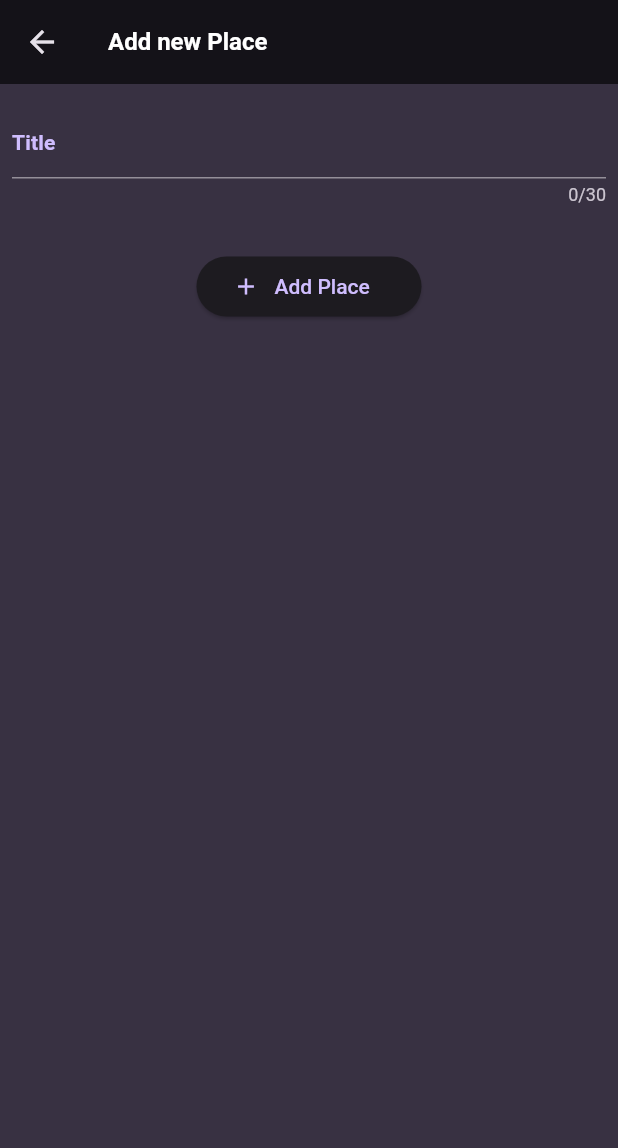
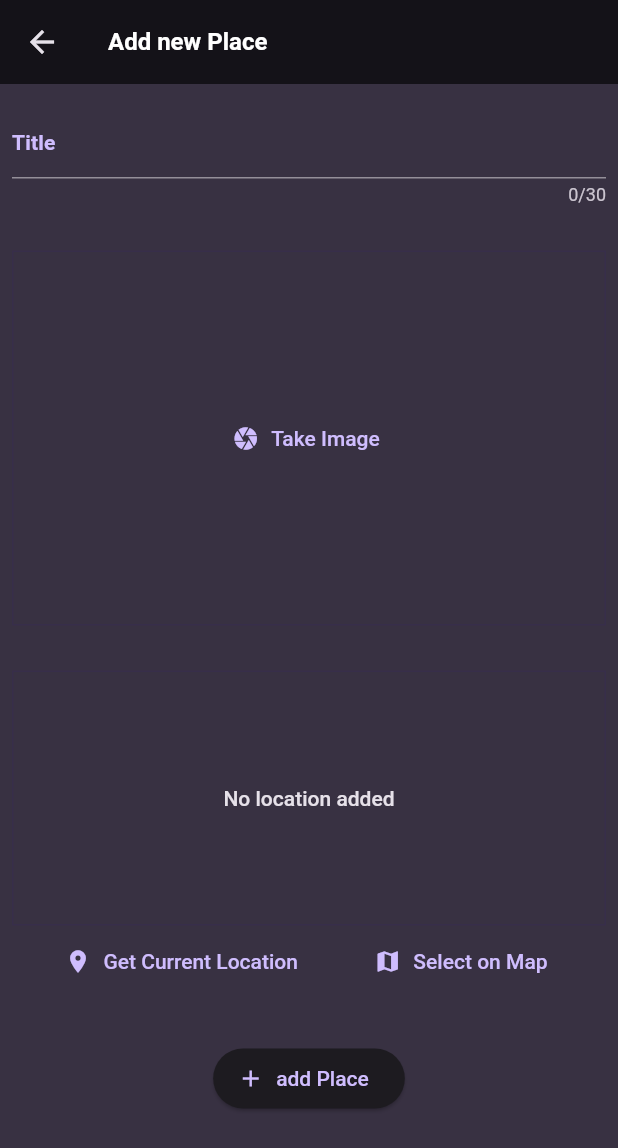
Before and after one commit to dexter9code/Flutter_projects, a Flutter app: the AddPlaceScreen screen opened directly, on a phone screen of 412 x 824 dp. Shown: the top 1148 px of the screen. Run offline on Flutter 3.47's test engine with Material 2 defaults, Android fonts, the phone set to English and light mode, and no system bars; our stand-ins replace flutter_riverpod, google_fonts, image_picker, location, riverpod.

Commit message:
added image picker and location picker

```diff
--- a/lib/models/location.dart
+++ /dev/null
@@ -1,6 +0,0 @@
-class Location {
-  const Location({required this.id, required this.place});
-
-  final String id;
-  final String place;
-}
--- /dev/null
+++ b/lib/models/place.dart
@@ -0,0 +1,23 @@
+import 'dart:io';
+
+class PlaceLocation {
+  const PlaceLocation(
+      {required this.address, required this.latitude, required this.longitude});
+
+  final double latitude;
+  final double longitude;
+  final String address;
+}
+
+class Place {
+  const Place(
+      {required this.id,
+      required this.place,
+      required this.image,
+      required this.location});
+
+  final String id;
+  final String place;
+  final File image;
+  final PlaceLocation location;
+}
--- a/lib/provider/locationProvider.dart
+++ b/lib/provider/locationProvider.dart
@@ -1,19 +1,19 @@
-import 'package:places/models/location.dart';
+import 'package:places/models/place.dart';
 import 'package:riverpod/riverpod.dart';
 
-class LocationProviderNotifier extends StateNotifier<List<Location>> {
+class LocationProviderNotifier extends StateNotifier<List<Place>> {
   LocationProviderNotifier() : super([]);
 
-  void addLocation(Location location) {
+  void addLocation(Place location) {
     final isAlreadyExits = state.contains(location);
     state = [...state, location];
   }
 
-  void removeLocation(Location location) {
+  void removeLocation(Place location) {
     state = state.where((element) => element.id != location.id).toList();
   }
 }
 
 final locationProvider =
-    StateNotifierProvider<LocationProviderNotifier, List<Location>>(
+    StateNotifierProvider<LocationProviderNotifier, List<Place>>(
         (ref) => LocationProviderNotifier());
--- a/lib/screens/addPlace.dart
+++ b/lib/screens/addPlace.dart
@@ -1,8 +1,14 @@
+import 'dart:io';
+
 import 'package:flutter/material.dart';
 import 'package:flutter/src/widgets/framework.dart';
 import 'package:flutter_riverpod/flutter_riverpod.dart';
-import 'package:places/models/location.dart';
+import 'package:places/models/place.dart';
 import 'package:places/provider/locationProvider.dart';
+import 'package:places/widgets/imagePicker.dart';
+import 'package:places/widgets/locationPicker.dart';
+import 'package:path/path.dart' as path;
+import 'package:path_provider/path_provider.dart' as syspaths;
 
 class AddPlaceScreen extends ConsumerStatefulWidget {
   const AddPlaceScreen({super.key});
@@ -15,11 +21,37 @@ class AddPlaceScreen extends ConsumerStatefulWidget {
 
 class _AddPlaceScreenState extends ConsumerState<AddPlaceScreen> {
   final _titleController = TextEditingController();
+  File? _pickedImage;
+  PlaceLocation? _selectedLocation;
 
   @override
   void dispose() {
     _titleController.dispose();
     super.dispose();
+  }
+
+  void _onAddPlaceHandler() async {
+    ScaffoldMessenger.of(context).clearSnackBars();
+    if (_titleController.text.isEmpty ||
+        _pickedImage == null ||
+        _selectedLocation == null) {
+      ScaffoldMessenger.of(context).showSnackBar(
+          const SnackBar(content: Text('Please Add Location & Image')));
+      return;
+    }
+    final appDir = await syspaths.getApplicationDocumentsDirectory();
+    final fileName = path.basename(_pickedImage!.path);
+    final copiedImage = await _pickedImage!.copy('${appDir.path}/$fileName');
+
+    ref.watch(locationProvider.notifier).addLocation(
+          Place(
+              id: DateTime.now().toString(),
+              place: _titleController.text,
+              image: copiedImage,
+              location: _selectedLocation!),
+        );
+
+    Navigator.of(context).pop();
   }
 
   @override
@@ -30,7 +62,8 @@ class _AddPlaceScreenState extends ConsumerState<AddPlaceScreen> {
         'Add new Place',
         style: Theme.of(context).textTheme.titleMedium,
       )),
-      body: Padding(
+      body: SingleChildScrollView(
+        child: Padding(
           padding: const EdgeInsets.symmetric(vertical: 15, horizontal: 8),
           child: Column(
             crossAxisAlignment: CrossAxisAlignment.center,
@@ -52,37 +85,29 @@ class _AddPlaceScreenState extends ConsumerState<AddPlaceScreen> {
               const SizedBox(
                 height: 30,
               ),
-            Container(
-              alignment: Alignment.center,
-              width: 150,
-              child: ElevatedButton(
-                  onPressed: () {
-                    ScaffoldMessenger.of(context).clearSnackBars();
-                    if (_titleController.text.isEmpty) {
-                      ScaffoldMessenger.of(context).showSnackBar(
-                          const SnackBar(content: Text('Please Add Location')));
-                      return;
-                    }
-                    ref.watch(locationProvider.notifier).addLocation(Location(
-                        id: DateTime.now().toString(),
-                        place: _titleController.text));
-
-                    Navigator.of(context).pop();
+              ImageInput(
+                onPickImage: (image) {
+                  _pickedImage = image;
                 },
-                  child: const Row(
-                    children: [
-                      Icon(Icons.add),
-                      SizedBox(
-                        width: 10,
               ),
-                      Text(
-                        'Add Place',
-                        textAlign: TextAlign.center,
+              const SizedBox(
+                height: 30,
+              ),
+              LocationInput(
+                onSelectLocation: (location) {
+                  _selectedLocation = location;
+                },
+              ),
+              const SizedBox(
+                height: 30,
+              ),
+              ElevatedButton.icon(
+                icon: const Icon(Icons.add),
+                label: const Text('add Place'),
+                onPressed: _onAddPlaceHandler,
               )
             ],
-                  )),
-            )
-          ],
+          ),
         ),
       ),
     );
--- a/lib/screens/places.dart
+++ b/lib/screens/places.dart
@@ -35,6 +35,15 @@ class PlacesScreen extends ConsumerWidget {
               },
               key: ValueKey(loadedItems[index].id),
               child: ListTile(
+                leading: CircleAvatar(
+                  backgroundImage: FileImage(loadedItems[index].image),
+                  radius: 26,
+                ),
+                trailing: Text(
+                  loadedItems[index].location.address,
+                  style: Theme.of(context).textTheme.titleMedium!.copyWith(
+                      color: Theme.of(context).colorScheme.onBackground),
+                ),
                 onTap: () {
                   Navigator.of(context).push(MaterialPageRoute(
                       builder: (ctx) => PlaceDetailScreen(
--- /dev/null
+++ b/lib/widgets/imagePicker.dart
@@ -0,0 +1,60 @@
+import 'dart:io';
+
+import 'package:flutter/material.dart';
+import 'package:image_picker/image_picker.dart';
+
+class ImageInput extends StatefulWidget {
+  const ImageInput({super.key, required this.onPickImage});
+  final void Function(File image) onPickImage;
+
+  @override
+  State<ImageInput> createState() {
+    return _ImageInputState();
+  }
+}
+
+class _ImageInputState extends State<ImageInput> {
+  File? _selectedImage;
+
+  void _onClickCameraHandler() async {
+    final imagePicker = ImagePicker();
+    final pickedImage =
+        await imagePicker.pickImage(source: ImageSource.gallery, maxWidth: 600);
+
+    if (pickedImage == null) return;
+    setState(() {
+      _selectedImage = File(pickedImage.path);
+    });
+    widget.onPickImage(_selectedImage!);
+  }
+
+  @override
+  Widget build(BuildContext context) {
+    Widget content = TextButton.icon(
+        onPressed: _onClickCameraHandler,
+        icon: const Icon(Icons.camera),
+        label: const Text(('Take Image')));
+
+    if (_selectedImage != null) {
+      content = InkWell(
+        onTap: _onClickCameraHandler,
+        child: Image.file(
+          _selectedImage!,
+          fit: BoxFit.cover,
+          width: double.infinity,
+          height: double.infinity,
+        ),
+      );
+    }
+    return Container(
+      alignment: Alignment.center,
+      height: 250,
+      width: double.infinity,
+      decoration: BoxDecoration(
+          border: Border.all(
+              width: 1,
+              color: Theme.of(context).colorScheme.onPrimary.withOpacity(0.3))),
+      child: content,
+    );
+  }
+}
--- /dev/null
+++ b/lib/widgets/locationPicker.dart
@@ -0,0 +1,139 @@
+import 'dart:convert';
+
+import 'package:flutter/material.dart';
+import 'package:location/location.dart';
+import 'package:http/http.dart' as http;
+import 'package:places/models/place.dart';
+
+const mapKey = 'AIzaSyCXztdLKoaFV0v9gISW8feC_BNKU26vKMs';
+
+class LocationInput extends StatefulWidget {
+  const LocationInput({super.key, required this.onSelectLocation});
+
+  final void Function(PlaceLocation location) onSelectLocation;
+
+  @override
+  State<LocationInput> createState() {
+    return _LocationInputState();
+  }
+}
+
+class _LocationInputState extends State<LocationInput> {
+  PlaceLocation? _pickedLocation;
+  var _isGettingLocation = false;
+
+  String get LocationImage {
+    if (_pickedLocation == null) {
+      return '';
+    }
+
+    final lat = _pickedLocation!.latitude;
+    final lng = _pickedLocation!.longitude;
+
+    return 'https://maps.googleapis.com/maps/api/staticmap?center=$lat,$lng&zoom=13&size=600x300&maptype=roadmap&markers=color:blue%7Clabel:A%7C$lat,$lng&key=$mapKey';
+  }
+
+  void _getCurrentLocation() async {
+    Location location = Location();
+
+    bool serviceEnabled;
+    PermissionStatus permissionGranted;
+    LocationData locationData;
+
+    serviceEnabled = await location.serviceEnabled();
+    if (!serviceEnabled) {
+      serviceEnabled = await location.requestService();
+      if (!serviceEnabled) {
+        return;
+      }
+    }
+
+    permissionGranted = await location.hasPermission();
+    if (permissionGranted == PermissionStatus.denied) {
+      permissionGranted = await location.requestPermission();
+      if (permissionGranted != PermissionStatus.granted) {
+        return;
+      }
+    }
+    setState(() {
+      _isGettingLocation = true;
+    });
+    locationData = await location.getLocation();
+    print(locationData.latitude);
+    print(locationData.longitude);
+    final lat = locationData.latitude;
+    final lng = locationData.longitude;
+
+    if (lat == null || lng == null) return;
+
+    final url = Uri.parse(
+        'https://maps.googleapis.com/maps/api/geocode/json?latlng=$lat,$lng&key=$mapKey');
+    final res = await http.get(url);
+    final resData = json.decode(res.body);
+    final address = resData['results'][0]['formatted_address'];
+
+    widget.onSelectLocation(
+        PlaceLocation(address: address, latitude: lat, longitude: lng));
+
+    setState(() {
+      _isGettingLocation = false;
+      _pickedLocation =
+          PlaceLocation(address: address, latitude: lat!, longitude: lng!);
+    });
+  }
+
+  @override
+  Widget build(BuildContext context) {
+    Widget previewContent = Text(
+      'No location added',
+      textAlign: TextAlign.center,
+      style: Theme.of(context)
+          .textTheme
+          .bodyLarge!
+          .copyWith(color: Theme.of(context).colorScheme.onBackground),
+    );
+
+    if (_pickedLocation != null) {
+      previewContent = Image.network(
+        LocationImage,
+        fit: BoxFit.cover,
+        height: double.infinity,
+        width: double.infinity,
+      );
+    }
+
+    if (_isGettingLocation) {
+      previewContent = CircularProgressIndicator();
+    }
+
+    return (Column(
+      children: [
+        Container(
+            height: 170,
+            width: double.infinity,
+            alignment: Alignment.center,
+            decoration: BoxDecoration(
+                border: Border.all(
+                    width: 1,
+                    color: Theme.of(context)
+                        .colorScheme
+                        .onPrimary
+                        .withOpacity(0.3))),
+            child: previewContent),
+        Row(
+          mainAxisAlignment: MainAxisAlignment.spaceEvenly,
+          children: [
+            TextButton.icon(
+                onPressed: _getCurrentLocation,
+                icon: const Icon(Icons.location_on),
+                label: const Text('Get Current Location')),
+            TextButton.icon(
+                onPressed: () {},
+                icon: const Icon(Icons.map),
+                label: const Text('Select on Map')),
+          ],
+        )
+      ],
+    ));
+  }
+}
--- a/pubspec.yaml
+++ b/pubspec.yaml
@@ -37,6 +37,11 @@ dependencies:
   cupertino_icons: ^1.0.2
   google_fonts: ^6.1.0
   flutter_riverpod: ^2.4.5
+  image_picker: ^1.0.4
+  location: ^5.0.3
+  http: ^1.1.0
+  path_provider: ^2.1.1
+  path: ^1.8.3
 
 dev_dependencies:
   flutter_test:
```
Also changed, not shown: lib/screens/placeDetails.dart (+29 -10 lines), pubspec.lock, 7 other files. Lines whose indentation alone changed are shown as unchanged.
